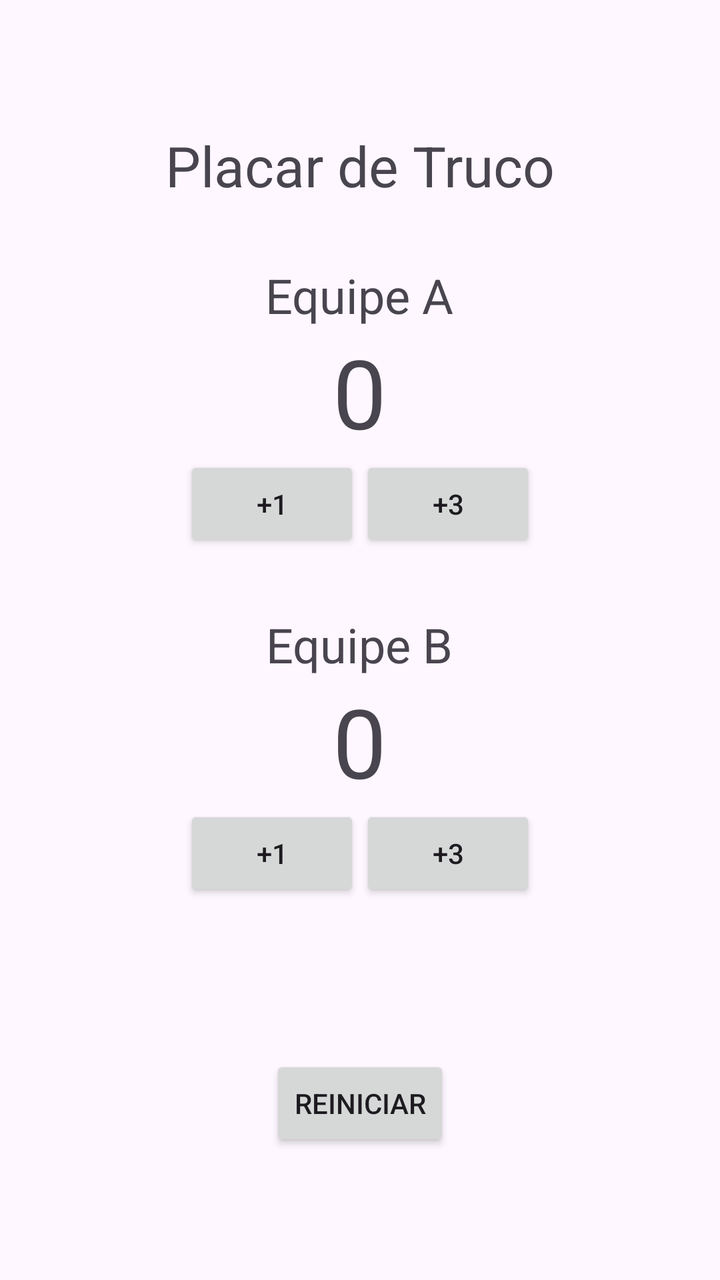
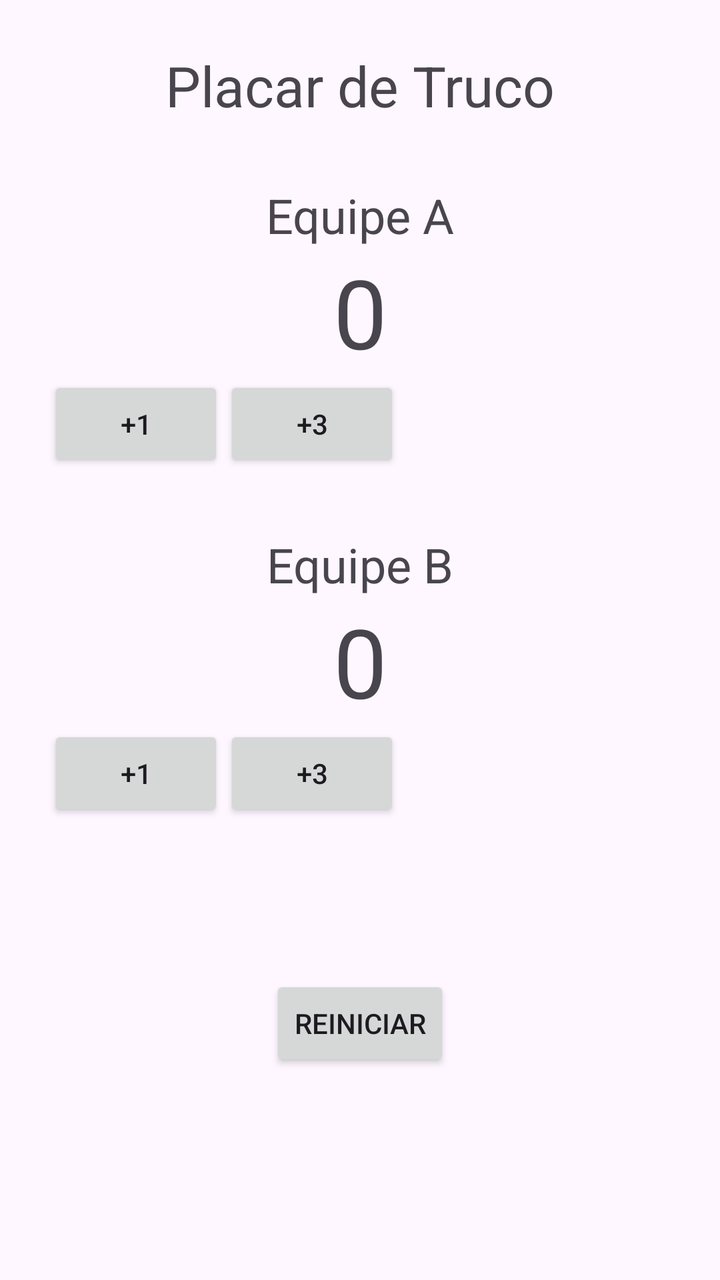

Before-and-after screenshots of an Android layout around one commit, followed by the original layout XML and the change that was made.
<!-- AndroidManifest.xml: application theme Theme.TrucoScoreBoardCompose -->
<!-- res/layout/activity_main.xml -->
<?xml version="1.0" encoding="utf-8"?>
<LinearLayout
    xmlns:android="http://schemas.android.com/apk/res/android"
    android:layout_width="match_parent"
    android:layout_height="match_parent"
    android:orientation="vertical"
    android:gravity="center"
    android:padding="24dp">

    <TextView
        android:layout_width="wrap_content"
        android:layout_height="wrap_content"
        android:text="Placar de Truco"
        android:textSize="28sp" />

    <Space
        android:layout_width="match_parent"
        android:layout_height="30dp" />

    

    <TextView
        android:layout_width="wrap_content"
        android:layout_height="wrap_content"
        android:text="Equipe A"
        android:textSize="24sp" />

    <TextView
        android:id="@+id/textPontosA"
        android:layout_width="wrap_content"
        android:layout_height="wrap_content"
        android:text="0"
        android:textSize="48sp" />

    <LinearLayout
        android:layout_width="wrap_content"
        android:layout_height="wrap_content"
        android:orientation="horizontal">

        <Button
            android:id="@+id/buttonMais1A"
            android:layout_width="wrap_content"
            android:layout_height="wrap_content"
            android:text="+1" />

        <Button
            android:id="@+id/buttonMais3A"
            android:layout_width="wrap_content"
            android:layout_height="wrap_content"
            android:text="+3" />

    </LinearLayout>

    <Space
        android:layout_width="match_parent"
        android:layout_height="30dp" />

    

    <TextView
        android:layout_width="wrap_content"
        android:layout_height="wrap_content"
        android:text="Equipe B"
        android:textSize="24sp" />

    <TextView
        android:id="@+id/textPontosB"
        android:layout_width="wrap_content"
        android:layout_height="wrap_content"
        android:text="0"
        android:textSize="48sp" />

    <LinearLayout
        android:layout_width="wrap_content"
        android:layout_height="wrap_content"
        android:orientation="horizontal">

        <Button
            android:id="@+id/buttonMais1B"
            android:layout_width="wrap_content"
            android:layout_height="wrap_content"
            android:text="+1" />

        <Button
            android:id="@+id/buttonMais3B"
            android:layout_width="wrap_content"
            android:layout_height="wrap_content"
            android:text="+3" />

    </LinearLayout>

    <Space
        android:layout_width="match_parent"
        android:layout_height="30dp" />

    

    <TextView
        android:id="@+id/textMensagem"
        android:layout_width="wrap_content"
        android:layout_height="wrap_content"
        android:text=""
        android:textSize="20sp" />

    <Space
        android:layout_width="match_parent"
        android:layout_height="20dp" />

    

    <Button
        android:id="@+id/buttonReiniciar"
        android:layout_width="wrap_content"
        android:layout_height="wrap_content"
        android:text="Reiniciar" />

</LinearLayout>
<!-- resources referenced by this layout -->
<resources>
  <style name="Theme.TrucoScoreBoardCompose" parent="Base.Theme.TrucoScoreBoardCompose" />
  <style name="Base.Theme.TrucoScoreBoardCompose" parent="Theme.Material3.DayNight.NoActionBar">
          
          
      </style>
</resources>

<!-- the commit's change to res/layout/activity_main.xml (unified diff, before → after) -->
@@ -1,6 +1,7 @@
 <?xml version="1.0" encoding="utf-8"?>
-<LinearLayout
+<androidx.constraintlayout.widget.ConstraintLayout
     xmlns:android="http://schemas.android.com/apk/res/android"
+    xmlns:app="http://schemas.android.com/apk/res-auto"
     android:layout_width="match_parent"
     android:layout_height="match_parent"
     android:orientation="vertical"
@@ -8,110 +9,108 @@
     android:padding="24dp">
 
     <TextView
+        android:id="@+id/titulo"
         android:layout_width="wrap_content"
         android:layout_height="wrap_content"
         android:text="Placar de Truco"
-        android:textSize="28sp" />
-
-    <Space
-        android:layout_width="match_parent"
-        android:layout_height="30dp" />
-
-    
+        android:textSize="28sp"
+        app:layout_constraintTop_toTopOf="parent"
+        app:layout_constraintStart_toStartOf="parent"
+        app:layout_constraintEnd_toEndOf="parent" />
 
     <TextView
+        android:id="@+id/equipeA"
         android:layout_width="wrap_content"
         android:layout_height="wrap_content"
         android:text="Equipe A"
-        android:textSize="24sp" />
+        android:textSize="24sp"
+        app:layout_constraintTop_toBottomOf="@id/titulo"
+        app:layout_constraintStart_toStartOf="parent"
+        app:layout_constraintEnd_toEndOf="parent"
+        android:layout_marginTop="30dp" />
 
     <TextView
         android:id="@+id/textPontosA"
         android:layout_width="wrap_content"
         android:layout_height="wrap_content"
         android:text="0"
-        android:textSize="48sp" />
+        android:textSize="48sp"
+        app:layout_constraintTop_toBottomOf="@id/equipeA"
+        app:layout_constraintStart_toStartOf="parent"
+        app:layout_constraintEnd_toEndOf="parent" />
 
-    <LinearLayout
+    <Button
+        android:id="@+id/buttonMais1A"
         android:layout_width="wrap_content"
         android:layout_height="wrap_content"
-        android:orientation="horizontal">
+        android:text="+1"
+        app:layout_constraintTop_toBottomOf="@id/textPontosA"
+        app:layout_constraintEnd_toStartOf="@id/buttonMais3A" />
 
-        <Button
-            android:id="@+id/buttonMais1A"
-            android:layout_width="wrap_content"
-            android:layout_height="wrap_content"
-            android:text="+1" />
-
-        <Button
-            android:id="@+id/buttonMais3A"
-            android:layout_width="wrap_content"
-            android:layout_height="wrap_content"
-            android:text="+3" />
-
-    </LinearLayout>
-
-    <Space
-        android:layout_width="match_parent"
-        android:layout_height="30dp" />
-
-    
+    <Button
+        android:id="@+id/buttonMais3A"
+        android:layout_width="wrap_content"
+        android:layout_height="wrap_content"
+        android:text="+3"
+        app:layout_constraintTop_toBottomOf="@id/textPontosA"
+        app:layout_constraintStart_toEndOf="@id/buttonMais1A" />
 
     <TextView
+        android:id="@+id/equipeB"
         android:layout_width="wrap_content"
         android:layout_height="wrap_content"
         android:text="Equipe B"
-        android:textSize="24sp" />
+        android:textSize="24sp"
+        app:layout_constraintTop_toBottomOf="@id/buttonMais1A"
+        app:layout_constraintStart_toStartOf="parent"
+        app:layout_constraintEnd_toEndOf="parent"
+        android:layout_marginTop="30dp" />
 
     <TextView
         android:id="@+id/textPontosB"
         android:layout_width="wrap_content"
         android:layout_height="wrap_content"
         android:text="0"
-        android:textSize="48sp" />
+        android:textSize="48sp"
+        app:layout_constraintTop_toBottomOf="@id/equipeB"
+        app:layout_constraintStart_toStartOf="parent"
+        app:layout_constraintEnd_toEndOf="parent" />
 
-    <LinearLayout
+    <Button
+        android:id="@+id/buttonMais1B"
         android:layout_width="wrap_content"
         android:layout_height="wrap_content"
-        android:orientation="horizontal">
+        android:text="+1"
+        app:layout_constraintTop_toBottomOf="@id/textPontosB"
+        app:layout_constraintEnd_toStartOf="@id/buttonMais3B" />
 
-        <Button
-            android:id="@+id/buttonMais1B"
-            android:layout_width="wrap_content"
-            android:layout_height="wrap_content"
-            android:text="+1" />
-
-        <Button
-            android:id="@+id/buttonMais3B"
-            android:layout_width="wrap_content"
-            android:layout_height="wrap_content"
-            android:text="+3" />
-
-    </LinearLayout>
-
-    <Space
-        android:layout_width="match_parent"
-        android:layout_height="30dp" />
-
-    
+    <Button
+        android:id="@+id/buttonMais3B"
+        android:layout_width="wrap_content"
+        android:layout_height="wrap_content"
+        android:text="+3"
+        app:layout_constraintTop_toBottomOf="@id/textPontosB"
+        app:layout_constraintStart_toEndOf="@id/buttonMais1B" />
 
     <TextView
         android:id="@+id/textMensagem"
         android:layout_width="wrap_content"
         android:layout_height="wrap_content"
         android:text=""
-        android:textSize="20sp" />
-
-    <Space
-        android:layout_width="match_parent"
-        android:layout_height="20dp" />
-
-    
+        android:textSize="20sp"
+        app:layout_constraintTop_toBottomOf="@id/buttonMais1B"
+        app:layout_constraintStart_toStartOf="parent"
+        app:layout_constraintEnd_toEndOf="parent"
+        android:layout_marginTop="30dp" />
 
     <Button
         android:id="@+id/buttonReiniciar"
         android:layout_width="wrap_content"
         android:layout_height="wrap_content"
-        android:text="Reiniciar" />
+        android:text="Reiniciar"
+        app:layout_constraintTop_toBottomOf="@id/textMensagem"
+        app:layout_constraintStart_toStartOf="parent"
+        app:layout_constraintEnd_toEndOf="parent"
+        android:layout_marginTop="20dp" />
 
-</LinearLayout>
+</androidx.constraintlayout.widget.ConstraintLayout>
